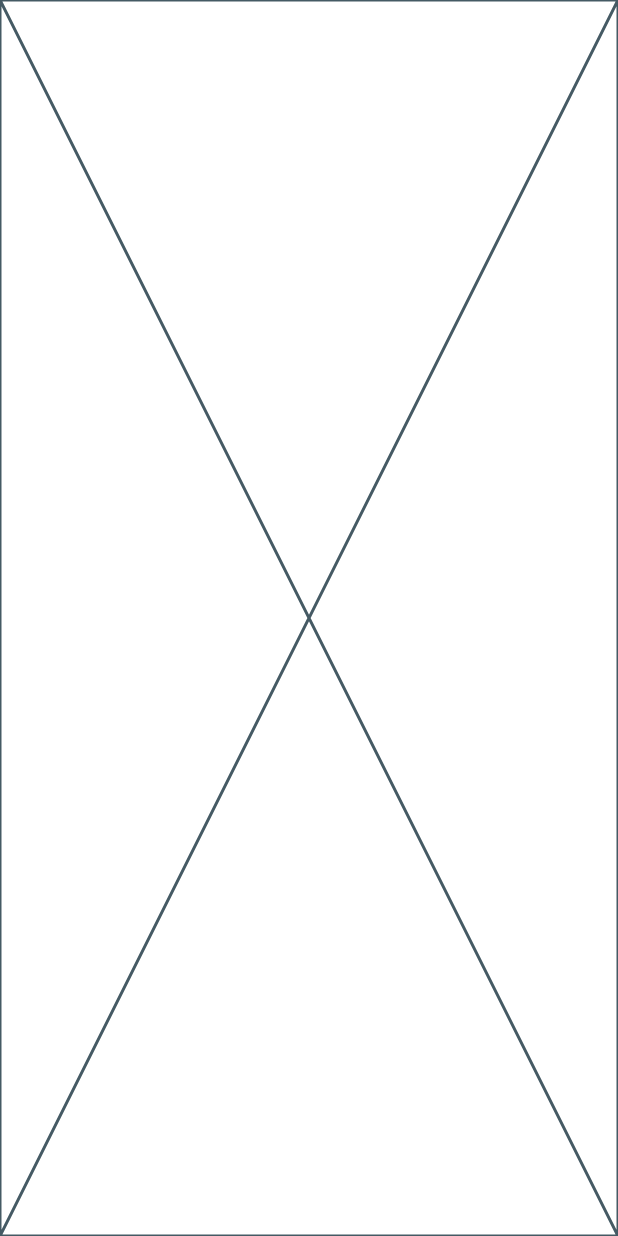
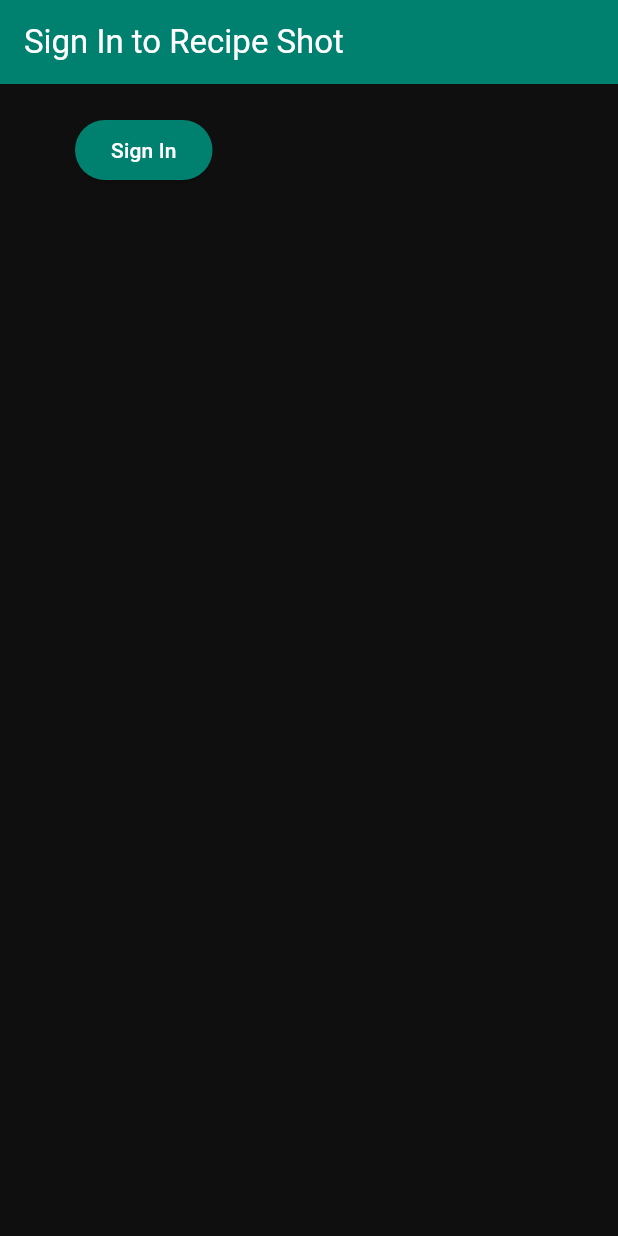
Before and after one commit to Zer0-01/Flutter-Recipe-Shot, a Flutter app: the screen it shows after launch, on a phone screen of 412 x 824 dp. Run offline on Flutter 3.47's test engine with Material 3 defaults, Android fonts, the phone set to English and light mode, and no system bars; our stand-ins replace firebase_auth, firebase_core; accounts and stored records are empty.

Commit message:
feat: Firebase Sign In Anonymously

```diff
--- /dev/null
+++ b/lib/constants/constants.dart
@@ -0,0 +1,5 @@
+import 'package:flutter/material.dart';
+
+const primary = Color(0xFF008170);
+const secondary = Color(0xFF0F0F0F);
+const text = Colors.white;
--- a/lib/screens/authenticate/authenticate.dart
+++ b/lib/screens/authenticate/authenticate.dart
@@ -1,4 +1,5 @@
 import 'package:flutter/material.dart';
+import 'package:flutter_recipe_shot/screens/authenticate/sign_in.dart';
 
 class Authenticate extends StatefulWidget {
   const Authenticate({super.key});
@@ -10,6 +11,6 @@
 class _AuthenticateState extends State<Authenticate> {
   @override
   Widget build(BuildContext context) {
-    return const Placeholder();
+    return SignIn();
   }
 }
--- a/lib/screens/authenticate/sign_in.dart
+++ b/lib/screens/authenticate/sign_in.dart
@@ -0,0 +1,43 @@
+import 'package:flutter/material.dart';
+import 'package:flutter_recipe_shot/constants/constants.dart';
+import 'package:flutter_recipe_shot/services/auth_service.dart';
+
+class SignIn extends StatefulWidget {
+  const SignIn({super.key});
+
+  @override
+  State<SignIn> createState() => _SignInState();
+}
+
+class _SignInState extends State<SignIn> {
+  final AuthService _authService = AuthService();
+  String error = '';
+  @override
+  Widget build(BuildContext context) {
+    return Scaffold(
+      backgroundColor: secondary,
+      appBar: AppBar(
+        backgroundColor: primary,
+        title: Text(
+          'Sign In to Recipe Shot',
+          style: TextStyle(color: text),
+        ),
+      ),
+      body: Container(
+        padding: const EdgeInsets.symmetric(vertical: 20.0, horizontal: 50.0),
+        child: ElevatedButton(
+          style: ElevatedButton.styleFrom(
+            backgroundColor: primary
+          ),
+          child: const Text(
+            'Sign In',
+            style: TextStyle(color: text),
+          ),
+          onPressed: () async {
+            dynamic result = await _authService.signInAnonymously();
+          },
+        ),
+      ),
+    );
+  }
+}
--- /dev/null
+++ b/lib/services/auth_service.dart
@@ -0,0 +1,16 @@
+import 'package:firebase_auth/firebase_auth.dart';
+
+class AuthService {
+  final FirebaseAuth _auth = FirebaseAuth.instance;
+
+  Future signInAnonymously() async {
+    try {
+      UserCredential result = await _auth.signInAnonymously();
+      User? user = result.user;
+
+      return user;
+    } catch (e) {
+      return null;
+    }
+  }
+}
--- a/lib/wrapper.dart
+++ b/lib/wrapper.dart
@@ -1,10 +1,11 @@
 import 'package:flutter/material.dart';
+import 'package:flutter_recipe_shot/screens/authenticate/authenticate.dart';
 
 class Wrapper extends StatelessWidget {
   const Wrapper({super.key});
 
   @override
   Widget build(BuildContext context) {
-    return const Placeholder();
+    return Authenticate();
   }
 }
```
